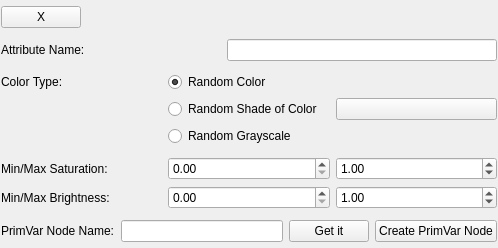
First picture: the form in python/gui/ui/rmanCwidget.ui, repository alijafargholi/prman_rfmPrimVarTool, before the edit.
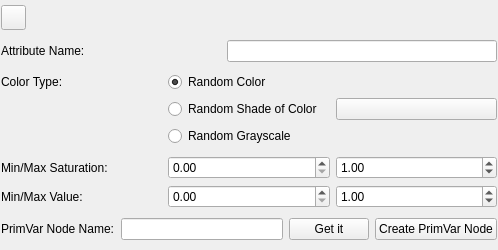
Second picture: the form after the edit.

```diff
--- a/python/gui/ui/rmanCwidget.ui
+++ b/python/gui/ui/rmanCwidget.ui
@@ -7,7 +7,7 @@
     <x>0</x>
     <y>0</y>
     <width>498</width>
-    <height>248</height>
+    <height>250</height>
    </rect>
   </property>
   <property name="maximumSize">
@@ -25,20 +25,20 @@
    </property>
    <item>
     <widget class="QPushButton" name="delete_this">
-     <property name="sizePolicy">
-      <sizepolicy hsizetype="Maximum" vsizetype="Fixed">
-       <horstretch>20</horstretch>
-       <verstretch>20</verstretch>
-      </sizepolicy>
-     </property>
      <property name="minimumSize">
       <size>
-       <width>20</width>
-       <height>20</height>
+       <width>25</width>
+       <height>25</height>
+      </size>
+     </property>
+     <property name="maximumSize">
+      <size>
+       <width>25</width>
+       <height>25</height>
       </size>
      </property>
      <property name="text">
-      <string>X</string>
+      <string/>
      </property>
     </widget>
    </item>
@@ -134,7 +134,7 @@
      <item row="1" column="0">
       <widget class="QLabel" name="label_4">
        <property name="text">
-        <string>Min/Max Brightness:</string>
+        <string>Min/Max Value:</string>
        </property>
       </widget>
      </item>
```
Left out of the diff: 4 changed lines with no effect on the pictures.
